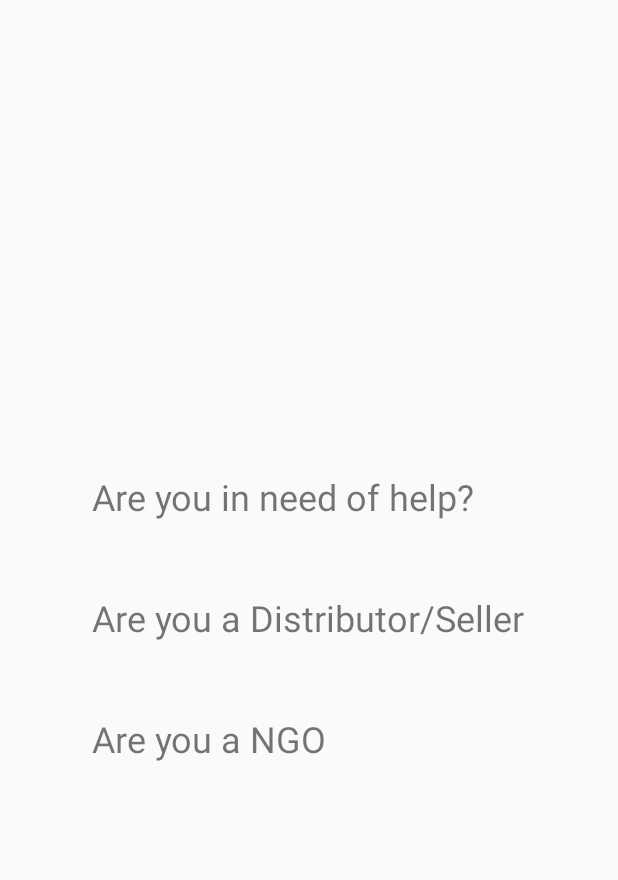
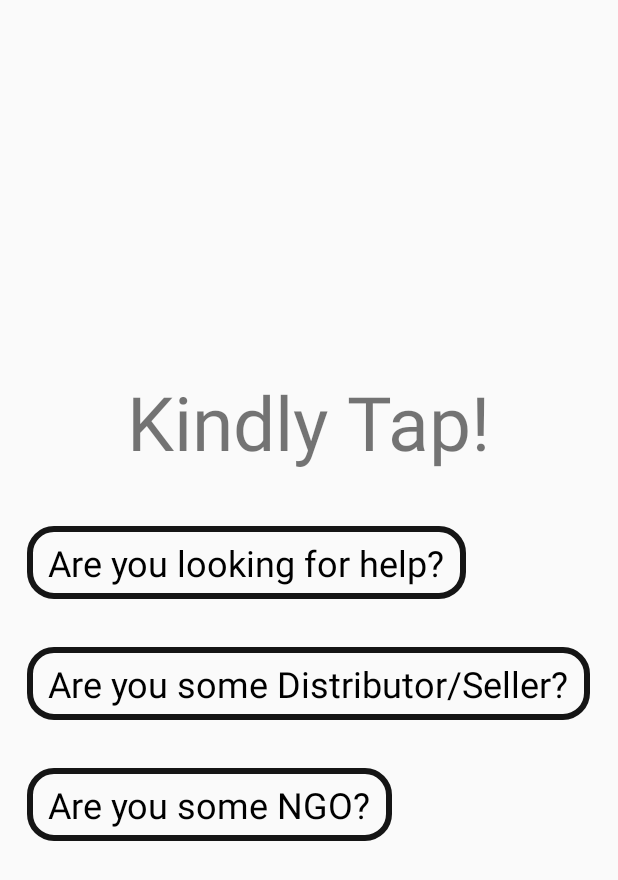
Before and after one commit to naman653/CovidHack, an Android app: the layout dialog_role.xml on its own in the app's theme, with its tools: preview values and no code run, on a phone screen of 412 x 824 dp. Shown: the top 880 px of the screen. Run offline under Robolectric (Android 15) with nearby library versions, the phone set to English and light mode, and no system bars.

Commit message:
UI Changes

```diff
--- /dev/null
+++ b/app/src/main/res/drawable/custom_button.xml
@@ -0,0 +1,8 @@
+<?xml version="1.0" encoding="utf-8"?>
+
+    <shape xmlns:android="http://schemas.android.com/apk/res/android"
+        android:shape="rectangle">
+
+    <stroke android:color="#151515" android:width="4dp"/>
+    <corners android:radius="16sp"/>
+    </shape>
--- a/app/src/main/res/layout/activity_seek_help_actvity.xml
+++ b/app/src/main/res/layout/activity_seek_help_actvity.xml
@@ -18,9 +18,12 @@
         android:hint="Enter Food Packet Requirement"/>
 
     <Button
-        android:layout_width="match_parent"
+        android:layout_width="wrap_content"
         android:layout_height="wrap_content"
+        android:layout_gravity="center"
         android:padding="12dp"
+        android:layout_margin="20dp"
+        android:background="@drawable/custom_button"
         android:id="@+id/submit"
         android:text="@string/submit"/>
 
--- a/app/src/main/res/layout/dialog_role.xml
+++ b/app/src/main/res/layout/dialog_role.xml
@@ -10,6 +10,13 @@
         android:layout_height="wrap_content"
         android:orientation="vertical">
         <TextView
+            android:layout_width="wrap_content"
+            android:layout_height="wrap_content"
+            android:text="Kindly Tap!"
+            android:layout_gravity="center"
+            android:textSize="50sp"
+            android:layout_marginBottom="20dp"/>
+        <TextView
             android:clickable="true"
             android:padding="8dp"
             android:layout_margin="16dp"
@@ -17,8 +24,10 @@
             android:id="@+id/consumer"
             android:layout_width="wrap_content"
             android:layout_height="wrap_content"
-            android:text="Are you in need of help?"
-            android:focusable="true" />
+            android:text=" Are you looking for help? "
+            android:focusable="true"
+            android:background="@drawable/custom_button"
+            android:textColor="@color/black"/>
         <TextView
             android:clickable="true"
             android:focusable="true"
@@ -28,7 +37,9 @@
             android:id="@+id/shopkeeper"
             android:layout_width="wrap_content"
             android:layout_height="wrap_content"
-            android:text="Are you a Distributor/Seller"/>
+            android:text=" Are you some Distributor/Seller? "
+            android:background="@drawable/custom_button"
+            android:textColor="@color/black"/>
         <TextView
             android:clickable="true"
             android:focusable="true"
@@ -37,8 +48,10 @@
             android:layout_width="wrap_content"
             android:layout_height="wrap_content"
             android:layout_margin="16dp"
-            android:text="Are you a NGO"
-            android:textSize="24sp" />
+            android:text=" Are you some NGO? "
+            android:textSize="24sp"
+            android:textColor="@color/black"
+            android:background="@drawable/custom_button"/>
     </LinearLayout>
 
 </RelativeLayout>
--- a/app/src/main/res/values/colors.xml
+++ b/app/src/main/res/values/colors.xml
@@ -1,8 +1,8 @@
 <?xml version="1.0" encoding="utf-8"?>
 <resources>
-    <color name="colorPrimary">#6200EE</color>
+    <color name="colorPrimary">@color/blueLight2</color>
     <color name="colorPrimaryDark">#3700B3</color>
-    <color name="colorAccent">#03DAC5</color>
+    <color name="colorAccent">#FFEB3B</color>
 
 
     <color name="background">@color/grey50</color>
--- a/build.gradle
+++ b/build.gradle
@@ -9,7 +9,7 @@ buildscript {
 
     }
     dependencies {
-        classpath 'com.android.tools.build:gradle:3.6.1'
+        classpath 'com.android.tools.build:gradle:3.6.2'
         classpath 'com.google.gms:google-services:4.3.3'
         classpath "org.jetbrains.kotlin:kotlin-gradle-plugin:$kotlin_version"
 
```
Also changed, not shown: app/src/main/res/layout/activity_login.xml (+24 -10 lines), app/src/main/res/layout/activity_ngo.xml (+6 -3 lines), app/src/main/res/drawable-hdpi/ic_action_name.png (added), app/src/main/res/drawable-hdpi/images.png (added), app/src/main/res/drawable-mdpi/ic_action_name.png (added), app/src/main/res/drawable-xhdpi/ic_action_name.png (added), app/src/main/res/drawable-xxhdpi/ic_action_name.png (added), app/src/main/res/drawable-xxxhdpi/ic_action_name.png (added), 1 other file.
